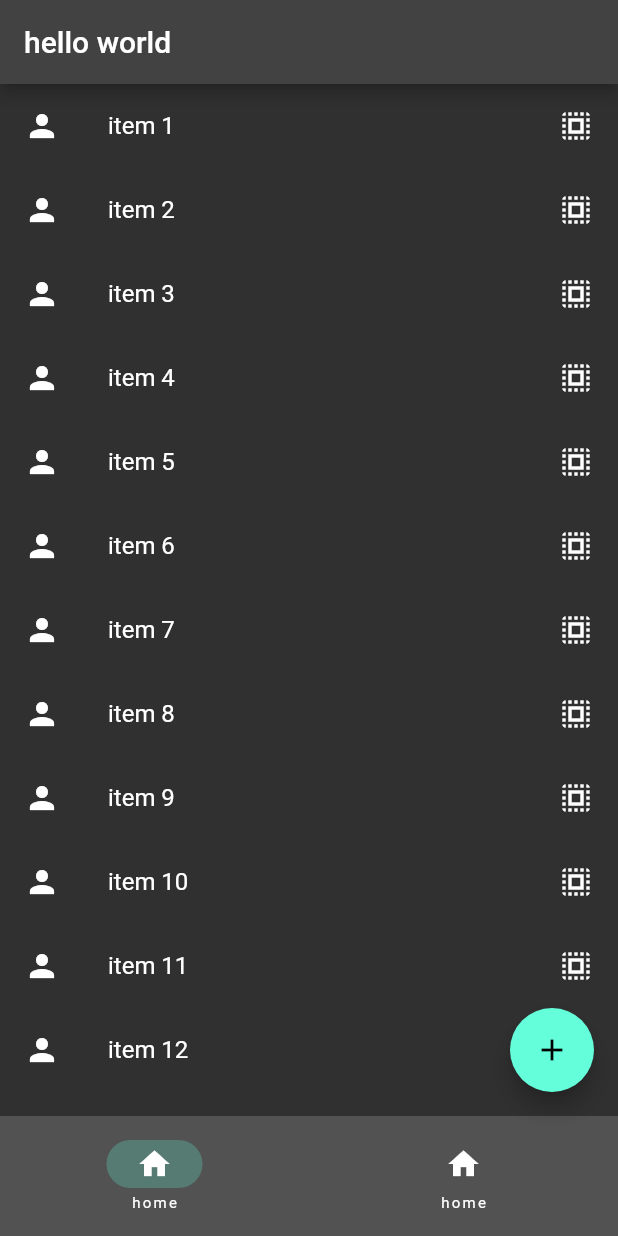
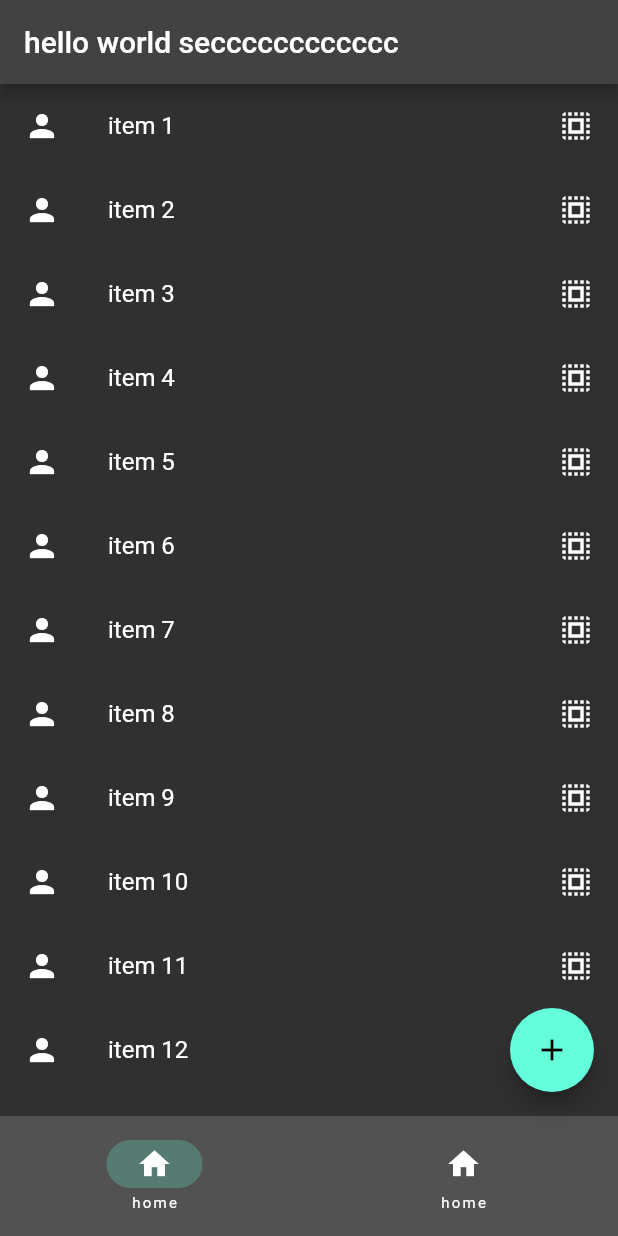
Before and after one commit to tecguyz/patientapp2, a Flutter app: the screen it shows after launch, on a phone screen of 412 x 824 dp. Run offline on Flutter 3.47's test engine with Material 2 defaults, Android fonts, the phone set to English and light mode, and no system bars.

Commit message:
sec first commit

```diff
--- a/docpie/lib/main.dart
+++ b/docpie/lib/main.dart
@@ -40,7 +40,7 @@ class _RootPageState extends State<RootPage> {
     return Scaffold(
       body: pages[currentpage],
       appBar: AppBar(
-        title: const Text('hello world'),
+        title: const Text('hello world secccccccccccc'),
       ),
       floatingActionButton: FloatingActionButton(
         onPressed: () {
```
